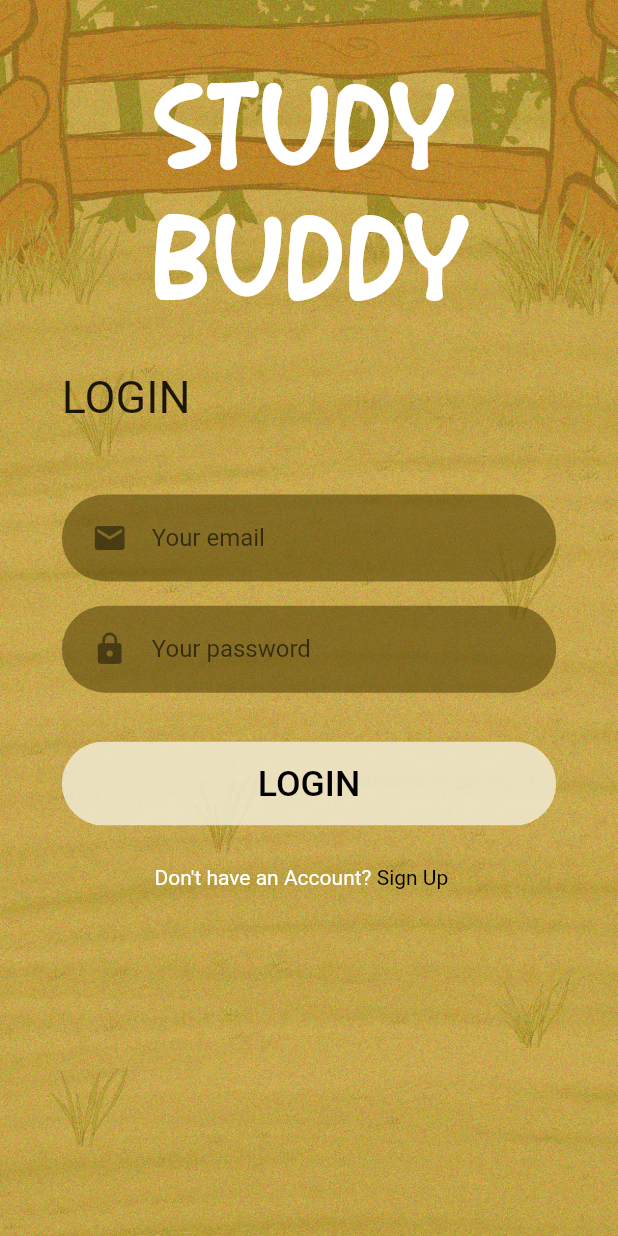
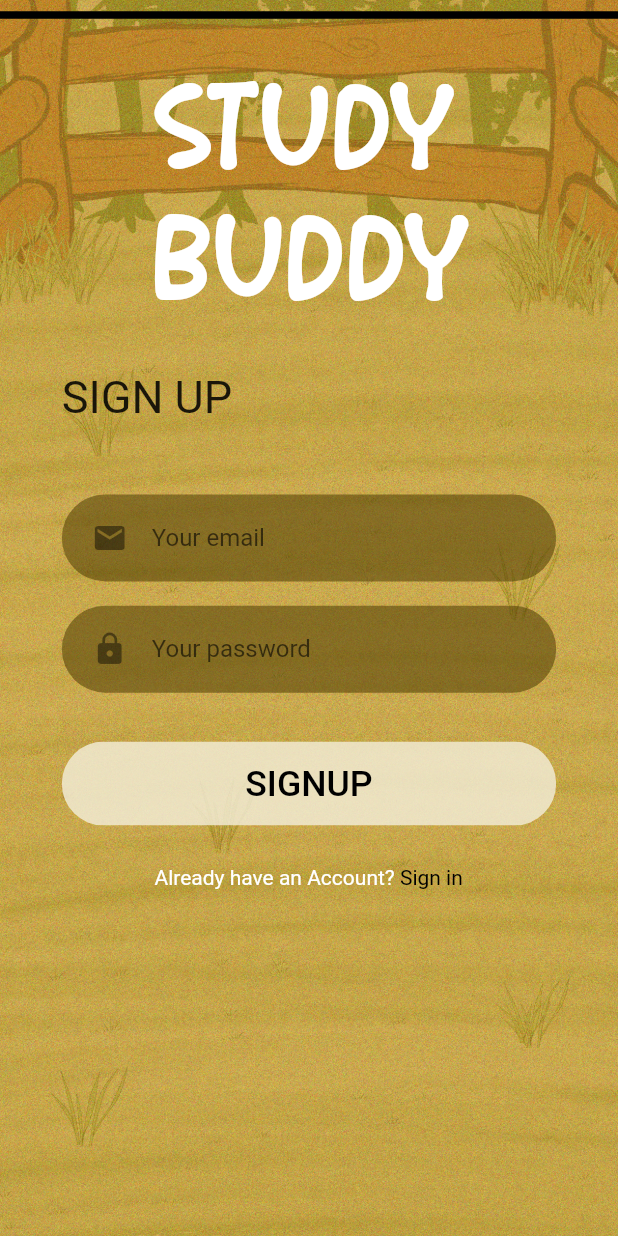
Before and after one commit to TomasM30/FEUP-ESOF-StudyBuddy, a Flutter app: the LoginScreen screen opened directly, after a tap on "Sign Up", on a phone screen of 412 x 824 dp. Run offline on Flutter 3.47's test engine with Material 2 defaults, Android fonts, the phone set to English and light mode, and no system bars; our stand-ins replace firebase_auth, firebase_core, google_sign_in; accounts and stored records are empty; network calls fail.

Commit message:
register design done. Still not working

```diff
--- a/lib/Screens/Login/components/body.dart
+++ b/lib/Screens/Login/components/body.dart
@@ -1,5 +1,6 @@
 import 'package:firebase_auth/firebase_auth.dart';
 import 'package:flutter/material.dart';
+import 'package:study_buddy_app/Screens/Register/register_screen.dart';
 import 'package:study_buddy_app/Screens/main_screen.dart';
 import 'package:study_buddy_app/Services/auth.dart';
 import 'package:study_buddy_app/components/rounded_button.dart';
@@ -12,11 +13,11 @@ class Body extends StatefulWidget{
   const Body({Key? key}) : super(key: key);
 
   @override
-  _BodyState createState() => _BodyState();
+  BodyState createState() => BodyState();
 }
 
 
-class _BodyState  extends State<Body> {
+class BodyState  extends State<Body> {
   final AuthService _authService = AuthService();
   final _formKey = GlobalKey<FormState>();
   String _email = '';
@@ -108,9 +109,22 @@ class _BodyState  extends State<Body> {
             left: width * 0.25,
             top: height * 0.7,
             child: AccountExists(
-              press: () {},
+              press: () {
+                Navigator.pushReplacement(
+                context,
+                MaterialPageRoute(
+                  builder: (context) {
+                    return RegisterScreen();
+                  },
+                ),
+              );
+              },
             ),
           ),
+          Divider(
+            thickness: 6,
+            height: 6,
+          )
         ],
       ),
     );
--- /dev/null
+++ b/lib/Screens/Register/components/background.dart
@@ -0,0 +1,25 @@
+import 'package:flutter/material.dart';
+
+class Background extends StatelessWidget {
+  final Widget child;
+
+  const Background({
+    required this.child,
+    super.key,
+  });
+
+  @override
+  Widget build(BuildContext context) {
+    Size size = MediaQuery.of(context).size; //total height of the screen
+    return Container(
+      height: size.height,
+      width: double.infinity,
+      decoration: const BoxDecoration(
+        image: DecorationImage(
+            image: AssetImage("assets/images/register&login_screen_bg.png"),
+            fit: BoxFit.cover),
+      ),
+      child: child,
+    );
+  }
+}
--- /dev/null
+++ b/lib/Screens/Register/components/body.dart
@@ -0,0 +1,97 @@
+import 'package:flutter/material.dart';
+import 'package:study_buddy_app/Screens/Login/login_screen.dart';
+import 'package:study_buddy_app/components/account_exists_field.dart';
+import 'package:study_buddy_app/components/rounded_button.dart';
+import 'package:study_buddy_app/components/rounded_input_field.dart';
+import 'package:study_buddy_app/components/rounded_password_field.dart';
+
+import 'background.dart';
+
+class Body extends StatelessWidget {
+  @override
+  Widget build(BuildContext context) {
+    double width = MediaQuery.of(context).size.width;
+    double height = MediaQuery.of(context).size.height;
+    return Background(
+      child: Stack(
+        children: [
+          Positioned(
+            child: Divider(
+              height: 20,
+              thickness: 5,
+              color: Colors.black,
+            ),
+          ),
+          Positioned(
+            left: width*0.25,
+            top: height * 0.05,
+            child: Text(
+              "STUDY" '\n' "BUDDY",
+              style: TextStyle(
+                  fontSize: 80, color: Colors.white, fontFamily: 'Content'),
+            ),
+          ),
+          Positioned(
+            left: width * 0.1,
+            top: height * 0.3,
+            child: Text(
+              "SIGN UP",
+              style: TextStyle(fontSize: 30),
+            ),
+          ),
+          Positioned(
+            left: width * 0.1,
+            top: height * 0.4,
+            child: Form(
+              child: RoundedInputField(
+                hintText: "Your email",
+                icon: Icons.email,
+                onChanged: (value) {
+
+                },
+              ),
+            ),
+          ),
+          Positioned(
+            left: width * 0.1,
+            top: height * 0.49,
+            child: RoundedPasswordField(
+              onChanged: (value) {
+
+              },
+            ),
+          ),
+          Positioned(
+            left: width * 0.1,
+            top: height * 0.6,
+            child: RoundedButton(
+              text: "SIGNUP",
+              press: () {
+              },
+              textColor: Colors.black,
+              bgcolor: Color(0xd0f3edd7),
+            ),
+          ),
+          Positioned(
+            left: width * 0.25,
+            top: height * 0.7,
+            child: AccountExists(
+              login: false,
+              press: () {
+                Navigator.pushReplacement(
+                  context,
+                  MaterialPageRoute(
+                    builder: (context) {
+                      return LoginScreen();
+                    },
+                  ),
+                );
+              },
+            ),
+          ),
+
+        ],
+      ),
+    );
+  }
+}
--- /dev/null
+++ b/lib/Screens/Register/register_screen.dart
@@ -0,0 +1,11 @@
+import 'package:flutter/material.dart';
+
+import 'components/body.dart';
+
+
+class RegisterScreen extends StatelessWidget{
+  @override
+  Widget build(BuildContext context) {
+    return Scaffold(body: Body(),);
+  }
+}
--- a/lib/Screens/Welcome/components/body.dart
+++ b/lib/Screens/Welcome/components/body.dart
@@ -1,5 +1,6 @@
 import 'package:flutter/material.dart';
 import 'package:study_buddy_app/Screens/Login/login_screen.dart';
+import 'package:study_buddy_app/Screens/Register/register_screen.dart';
 
 import '../../../components/rounded_button.dart';
 import 'background.dart';
@@ -25,7 +26,7 @@ class Body extends StatelessWidget {
             left: width * 0.1,
             top: height * 0.57,
             child: RoundedButton(
-              text: "Login",
+              text: "LOGIN",
               press: () {
                 Navigator.pushReplacement(
                   context,
@@ -43,8 +44,14 @@ class Body extends StatelessWidget {
             left: width * 0.1,
             top: height * 0.66,
             child: RoundedButton(
-              text: "Register",
-              press: () {},
+              text: "SIGN UP",
+              press: () {
+                Navigator.pushReplacement(context, MaterialPageRoute(
+                  builder: (context) {
+                    return RegisterScreen();
+                  },
+                ));
+              },
               textColor: Colors.black,
               bgcolor: Color(0xfff3edd7),
             ),
```
